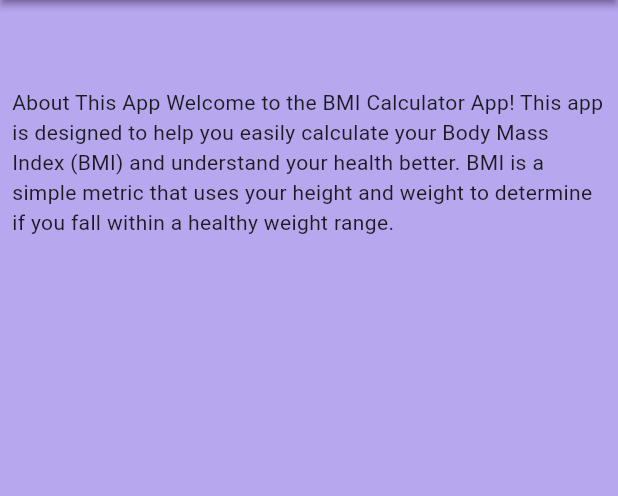
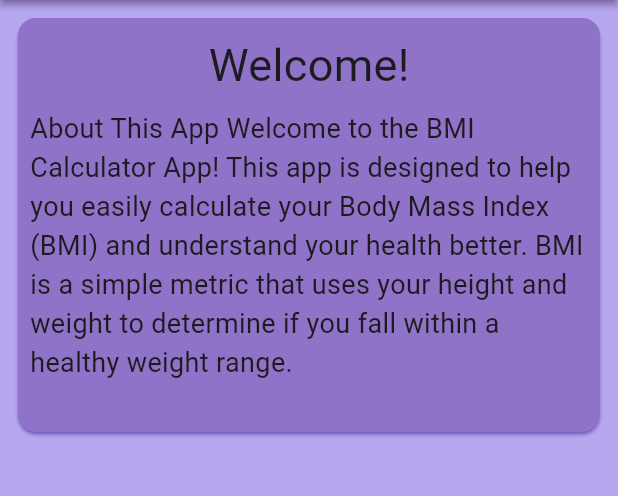
Before and after one commit to biniKin/first_project, a Flutter app: the About screen opened by its route, on a phone screen of 412 x 824 dp, the part 84-580 px from its top. Run offline on Flutter 3.47's test engine with Material 3 defaults, Android fonts, the phone set to English and light mode, and no system bars.

Commit message:
UI updates and some changes

```diff
--- a/lib/about.dart
+++ b/lib/about.dart
@@ -35,25 +35,27 @@ class _AboutState extends State<About> {
 
       ),
 
-      body: Column(
-
-        children: [
-          SizedBox(height: 50,),
-          SizedBox(
-            height: 200,
-            child: Padding(
-              padding: const EdgeInsets.all(8.0),
-              child: SizedBox(
-                height: 200,
-                child: Column(
-                  children: [
-                    Text("About This App Welcome to the BMI Calculator App! This app is designed to help you easily calculate your Body Mass Index (BMI) and understand your health better. BMI is a simple metric that uses your height and weight to determine if you fall within a healthy weight range.")
-                  ],
+      body: Container(
+        width: double.infinity,
+        height: 300,
+        child: Padding(
+          padding: const EdgeInsets.all(8.0),
+          child: Card(
+            shadowColor: Color(0xFF4B0FD3),
+            color: Color(0xFF8F73C8),
+            child: Column(
+              children: [
+                SizedBox(height: 10,),
+                Text("Welcome!", style: TextStyle(fontSize: 30),),
+                Padding(
+                  padding: const EdgeInsets.all(8.0),
+                  child: Text("About This App Welcome to the BMI Calculator App! This app is designed to help you easily calculate your Body Mass Index (BMI) and understand your health better. BMI is a simple metric that uses your height and weight to determine if you fall within a healthy weight range.",
+                  style: TextStyle(fontSize: 18),),
                 ),
-              ),
+              ],
             ),
           ),
-        ],
+        ),
       )
 
     );
--- a/lib/main.dart
+++ b/lib/main.dart
@@ -22,7 +22,6 @@ class MyApp extends StatelessWidget {
       theme: ThemeData.light(),
       home: Material_of_bmi(),
       routes:{
-        '/ResPage':(context) => const Reslut_page(),
         '/abt':(context) => const About(),
         '/the':(context) => const ThemeMat(),
       } ,
--- a/lib/materials.dart
+++ b/lib/materials.dart
@@ -14,6 +14,10 @@ class _Material_of_bmiState extends State<Material_of_bmi> {
   final TextEditingController textEditingController1 = TextEditingController();
   double reslut = 0;
 
+  void Cal(){
+    double bmi = double.parse(textEditingController1.text) / (double.parse(textEditingController2.text)*double.parse(textEditingController2.text));
+    Navigator.push(context, MaterialPageRoute(builder: (context) => Reslut_page(bmi: bmi)));
+  }
 
   @override
   Widget build(BuildContext context) {
@@ -210,7 +214,7 @@ class _Material_of_bmiState extends State<Material_of_bmi> {
                 ),
                 onPressed: () {
                   setState(() {
-                    Navigator.pushNamed(context,'/ResPage');
+                    Cal();
 
                   });
                 },
```
Also changed, not shown: lib/Home.dart (+7 -2 lines), lib/result.dart (+31 -4 lines).
